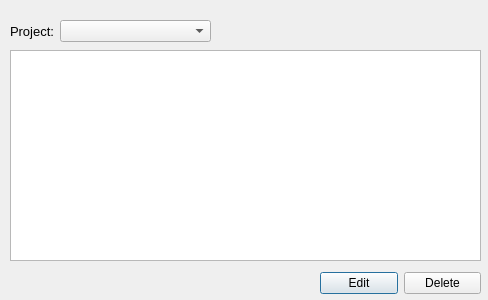
This is gui/ui_files/select_log_window.ui in xMattC/Project-time-tracker as Qt 5 draws it before an edit. The edited form follows.
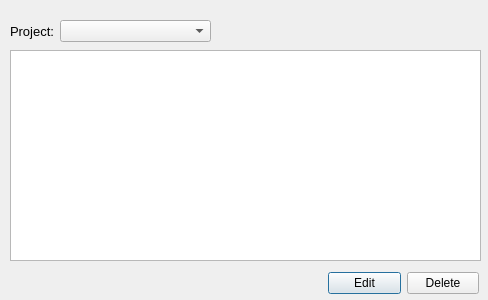
This is the edited form.

The edit to the form file:
```diff
--- a/gui/ui_files/select_log_window.ui
+++ b/gui/ui_files/select_log_window.ui
@@ -52,12 +52,12 @@
     <string>Project:</string>
    </property>
   </widget>
-  <widget class="QWidget" name="">
+  <widget class="QWidget" name="layoutWidget">
    <property name="geometry">
     <rect>
-     <x>320</x>
+     <x>328</x>
      <y>270</y>
-     <width>161</width>
+     <width>151</width>
      <height>26</height>
     </rect>
    </property>
```
